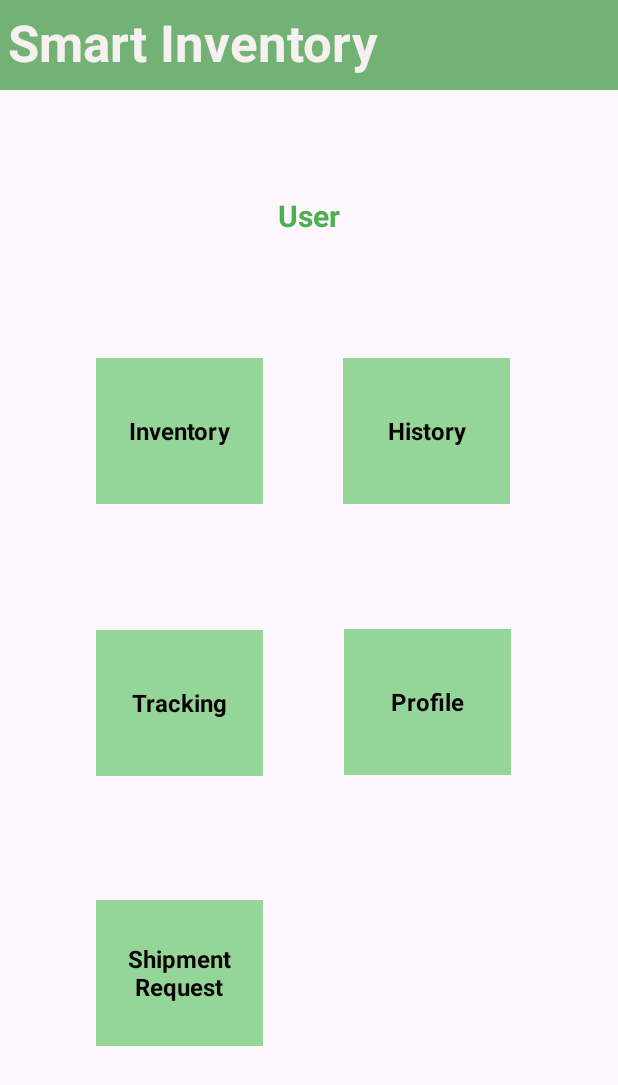
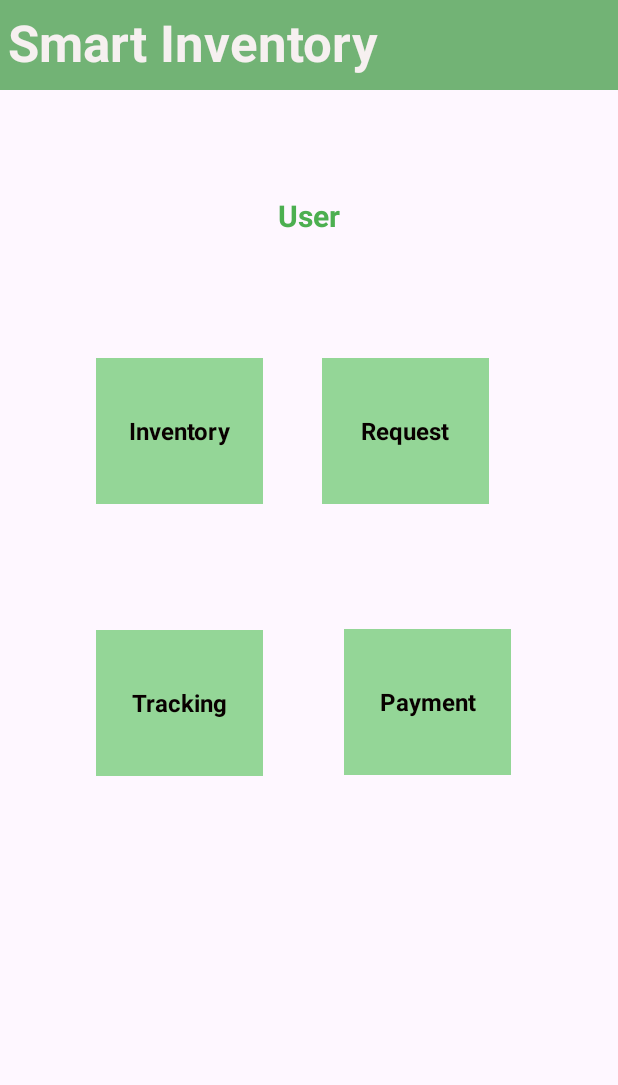
Before and after one commit to saikrishna1419/SmartInventory, an Android app: the UserInterface screen opened directly, with no data from a screen before it, on a phone screen of 412 x 824 dp. Shown: the top 1085 px of the screen. Run offline under Robolectric (Android 15) with nearby library versions, the phone set to English and light mode, and no system bars.

Commit message:
updated the check in and user interface

```diff
--- a/Codes/app/src/main/res/layout/activity_user_interface.xml
+++ b/Codes/app/src/main/res/layout/activity_user_interface.xml
@@ -5,23 +5,6 @@
     android:layout_width="match_parent"
     android:layout_height="match_parent"
     tools:context=".UserInterface">
-
-    <TextView
-        android:id="@+id/TrackingTV"
-        android:layout_width="111dp"
-        android:layout_height="97dp"
-        android:background="#94D697"
-        android:gravity="center"
-        android:text="Shipment Request"
-        android:textColor="#090000"
-        android:textSize="16sp"
-        android:textStyle="bold"
-        app:layout_constraintBottom_toBottomOf="parent"
-        app:layout_constraintEnd_toEndOf="parent"
-        app:layout_constraintHorizontal_bias="0.213"
-        app:layout_constraintStart_toStartOf="parent"
-        app:layout_constraintTop_toTopOf="parent"
-        app:layout_constraintVertical_bias="0.826" />
 
     <TextView
         android:id="@+id/appNameTV"
@@ -42,7 +25,7 @@
         app:layout_constraintVertical_bias="0" />
 
     <TextView
-        android:id="@+id/textView4"
+        android:id="@+id/titleTV"
         android:layout_width="99dp"
         android:layout_height="50dp"
         android:gravity="center"
@@ -75,18 +58,18 @@
         app:layout_constraintVertical_bias="0.328" />
 
     <TextView
-        android:id="@+id/HistoryTV"
+        android:id="@+id/requestTV"
         android:layout_width="111dp"
         android:layout_height="97dp"
         android:background="#94D697"
         android:gravity="center"
-        android:text="History"
+        android:text="Request"
         android:textColor="#090000"
         android:textSize="16sp"
         android:textStyle="bold"
         app:layout_constraintBottom_toBottomOf="parent"
         app:layout_constraintEnd_toEndOf="parent"
-        app:layout_constraintHorizontal_bias="0.76"
+        app:layout_constraintHorizontal_bias="0.713"
         app:layout_constraintStart_toStartOf="parent"
         app:layout_constraintTop_toTopOf="parent"
         app:layout_constraintVertical_bias="0.328" />
@@ -109,12 +92,12 @@
         app:layout_constraintVertical_bias="0.578" />
 
     <TextView
-        android:id="@+id/ProfileTV"
+        android:id="@+id/paymentTV"
         android:layout_width="111dp"
         android:layout_height="97dp"
         android:background="#94D697"
         android:gravity="center"
-        android:text="Profile"
+        android:text="Payment"
         android:textColor="#090000"
         android:textSize="16sp"
         android:textStyle="bold"
```
Also changed, not shown: Codes/app/src/main/java/com/example/smartinventory/checkIn.java (added, +14 -0 lines), Codes/app/src/main/res/layout/activity_check_in.xml (added, +126 -0 lines).
